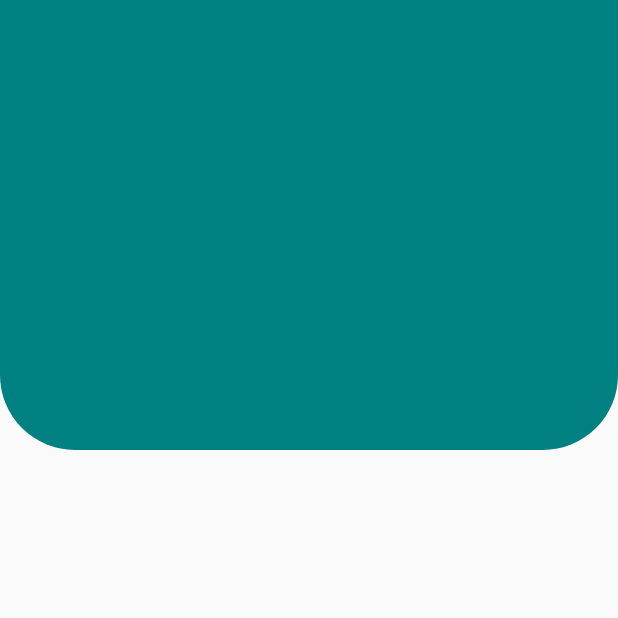
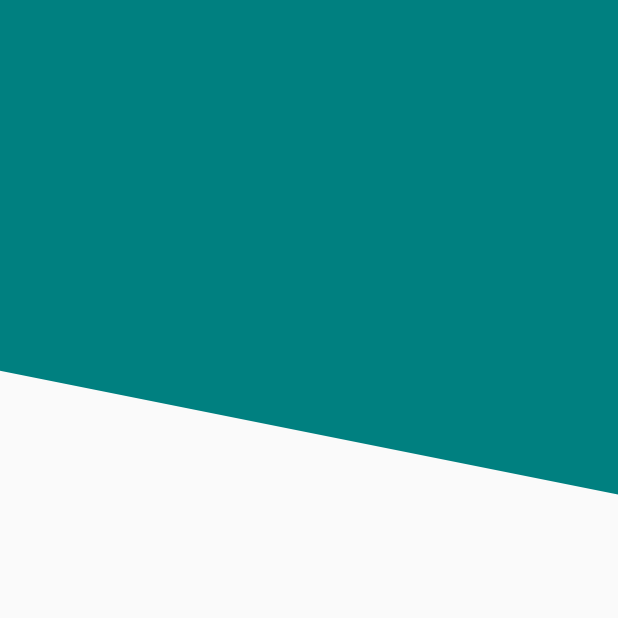
Before and after one commit to samuelmh96/header-design, a Flutter app: the screen it shows after launch, on a phone screen of 412 x 824 dp, the top half of it. Run offline on Flutter 3.47's test engine with Material 2 defaults, Android fonts, the phone set to English and light mode, and no system bars.

Commit message:
cabecera diagonal con custompainter

```diff
--- a/lib/src/pages/headers_page.dart
+++ b/lib/src/pages/headers_page.dart
@@ -6,6 +6,6 @@
 
   @override
   Widget build(BuildContext context) {
-    return const Scaffold(body: HeaderBordeRedondeado());
+    return const Scaffold(body: HeaderDiagonal());
   }
 }
--- a/lib/src/widgets/headers.dart
+++ b/lib/src/widgets/headers.dart
@@ -27,3 +27,47 @@
     );
   }
 }
+
+class HeaderDiagonal extends StatelessWidget {
+  const HeaderDiagonal({Key? key}) : super(key: key);
+
+  @override
+  Widget build(BuildContext context) {
+    return SizedBox(
+      height: double.infinity,
+      width: double.infinity,
+      // color: Color(0xff008080),
+      child: CustomPaint(
+        painter: _HeaderDiagonalPainter(),
+      ),
+    );
+  }
+}
+
+class _HeaderDiagonalPainter extends CustomPainter {
+  @override
+  void paint(Canvas canvas, Size size) {
+    final lapiz = Paint();
+
+    //propiedades
+    lapiz.color = const Color(0xff008080);
+    lapiz.style = PaintingStyle.fill;
+    lapiz.strokeWidth = 5;
+
+    // Dibujar con el path y el lapiz
+    final path = Path();
+
+    path.moveTo(0, size.height * 0.30);
+    path.lineTo(size.width, size.height * 0.40);
+    path.lineTo(size.width, 0);
+    path.lineTo(0, 0);
+    path.lineTo(0, size.height * 0.5);
+
+    canvas.drawPath(path, lapiz);
+  }
+
+  @override
+  bool shouldRepaint(covariant CustomPainter oldDelegate) {
+    return true;
+  }
+}
```
